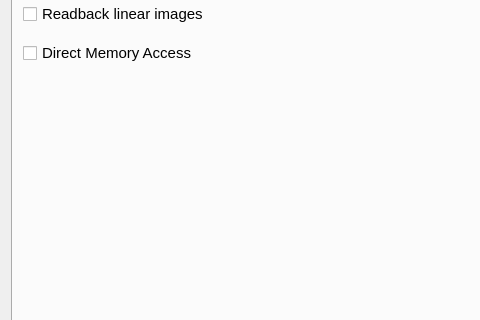
First picture: the form in src/qt_gui/settings_dialog.ui, repository rainmakerv3/shadPS4, before the edit; both pictures show x 0 to 480 and y 136 to 456 of the 970 by 750 pixel window.
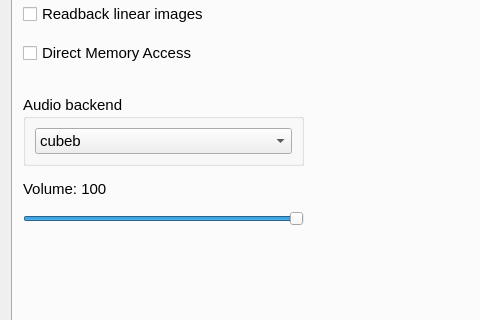
Second picture: the form after the edit. Icons and pictures are not drawn.

```diff
--- a/src/qt_gui/settings_dialog.ui
+++ b/src/qt_gui/settings_dialog.ui
@@ -209,29 +209,6 @@
                  </layout>
                 </widget>
                </item>
-               <item>
-                <widget class="QGroupBox" name="audioBackendGroupBox">
-                 <property name="title">
-                  <string>Audio backend</string>
-                 </property>
-                 <layout class="QVBoxLayout" name="verticalLayout_3">
-                  <item>
-                   <widget class="QComboBox" name="audioBackendComboBox">
-                    <item>
-                     <property name="text">
-                      <string>cubeb</string>
-                     </property>
-                    </item>
-                    <item>
-                     <property name="text">
-                      <string>sdl</string>
-                     </property>
-                    </item>
-                   </widget>
-                  </item>
-                 </layout>
-                </widget>
-               </item>
               </layout>
              </widget>
             </item>
@@ -2116,6 +2093,61 @@
         </item>
        </layout>
       </widget>
+      <widget class="QWidget" name="verticalLayoutWidget_2">
+       <property name="geometry">
+        <rect>
+         <x>10</x>
+         <y>190</y>
+         <width>281</width>
+         <height>131</height>
+        </rect>
+       </property>
+       <layout class="QVBoxLayout" name="verticalLayout_5">
+        <item>
+         <widget class="QGroupBox" name="audioBackendGroupBox">
+          <property name="title">
+           <string>Audio backend</string>
+          </property>
+          <layout class="QVBoxLayout" name="verticalLayout_3">
+           <item>
+            <widget class="QComboBox" name="audioBackendComboBox">
+             <item>
+              <property name="text">
+               <string>cubeb</string>
+              </property>
+             </item>
+             <item>
+              <property name="text">
+               <string>sdl</string>
+              </property>
+             </item>
+            </widget>
+           </item>
+          </layout>
+         </widget>
+        </item>
+        <item>
+         <widget class="QLabel" name="VolumeLabel">
+          <property name="text">
+           <string>Volume: 100</string>
+          </property>
+         </widget>
+        </item>
+        <item>
+         <widget class="QSlider" name="VolumeSlider">
+          <property name="maximum">
+           <number>100</number>
+          </property>
+          <property name="value">
+           <number>100</number>
+          </property>
+          <property name="orientation">
+           <enum>Qt::Orientation::Horizontal</enum>
+          </property>
+         </widget>
+        </item>
+       </layout>
+      </widget>
      </widget>
     </widget>
    </item>
```
